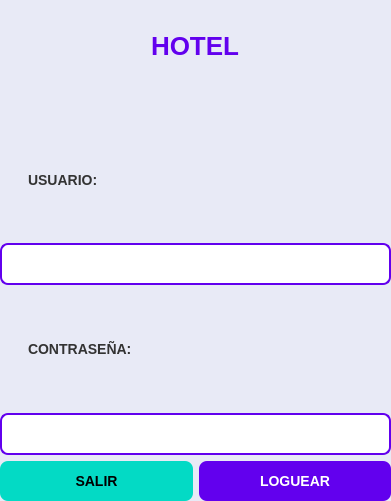
First picture: the form in iu/iu_login.ui, repository alvarowau/hotel, before the edit.
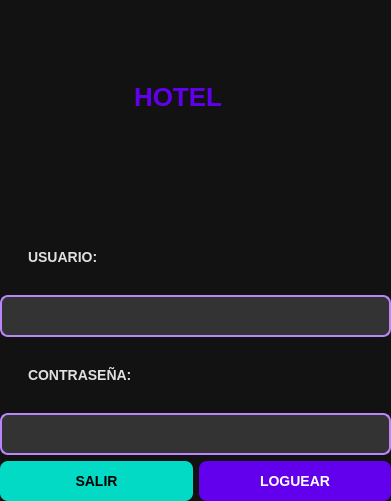
Second picture: the form after the edit.

Commit message: creacion del main_windows, creacion de los wiwet de reservas y usuarios, conexion del login para cuando sea existoso abrir el main, creacion de pruebas para los nuevos controllers

What changed in the file:
```diff
--- a/iu/iu_login.ui
+++ b/iu/iu_login.ui
@@ -28,7 +28,7 @@
   <property name="styleSheet">
    <string notr="true">/* Estilos generales del formulario */
 QWidget {
-    background-color: #E8EAF6;
+    background-color: #121212;  /* Fondo oscuro */
     border-radius: 12px;
     padding: 24px;
 }
@@ -37,32 +37,32 @@
 QLabel {
     font-size: 14px;
     font-weight: 600;
-    color: #333333; 
+    color: #E0E0E0;  /* Texto en gris claro */
 }
 
+/* Estilos para QLineEdit */
 QLineEdit {
-    border: 2px solid #6200EE; 
+    border: 2px solid #BB86FC;  /* Color violeta claro */
     border-radius: 8px;
     padding: 10px 14px;
-    background-color: #FFFFFF;
+    background-color: #333333;  /* Fondo oscuro para el input */
     font-size: 14px;
-    color: #333333;
+    color: #E0E0E0;  /* Texto claro en los inputs */
 }
 
 QLineEdit:focus {
     border-color: #03DAC5; 
 }
 
+/* Estilos para QPushButton */
 QPushButton {
-    background-color: #6200EE; 
-    color: #FFFFFF;
+    background-color: #6200EE;  /* Violeta principal */
+    color: #FFFFFF;  /* Texto blanco */
     border: none;
     border-radius: 8px;
     padding: 12px 20px;
     font-size: 14px;
     font-weight: bold;
-
-
 }
 
 QPushButton:hover {
@@ -71,9 +71,15 @@
 }
 
 QPushButton:pressed {
-    background-color: #3100A0;
-    
-}</string>
+    background-color: #3100A0;  /* Violeta más oscuro al presionar el botón */
+}
+
+
+
+
+
+
+</string>
   </property>
   <widget class="QWidget" name="widget" native="true">
    <property name="geometry">
@@ -99,9 +105,6 @@
    <layout class="QGridLayout" name="gridLayout">
     <item row="0" column="0">
      <spacer name="horizontalSpacer">
-      <property name="orientation">
-       <enum>Qt::Orientation::Horizontal</enum>
-      </property>
       <property name="sizeHint" stdset="0">
        <size>
         <width>97</width>
@@ -128,9 +131,6 @@
     </item>
     <item row="0" column="3">
      <spacer name="horizontalSpacer_2">
-      <property name="orientation">
-       <enum>Qt::Orientation::Horizontal</enum>
-      </property>
       <property name="sizeHint" stdset="0">
        <size>
         <width>97</width>
```
Left out of the diff: 11 changed lines with no effect on the pictures. The commit also changes 34 other files.
